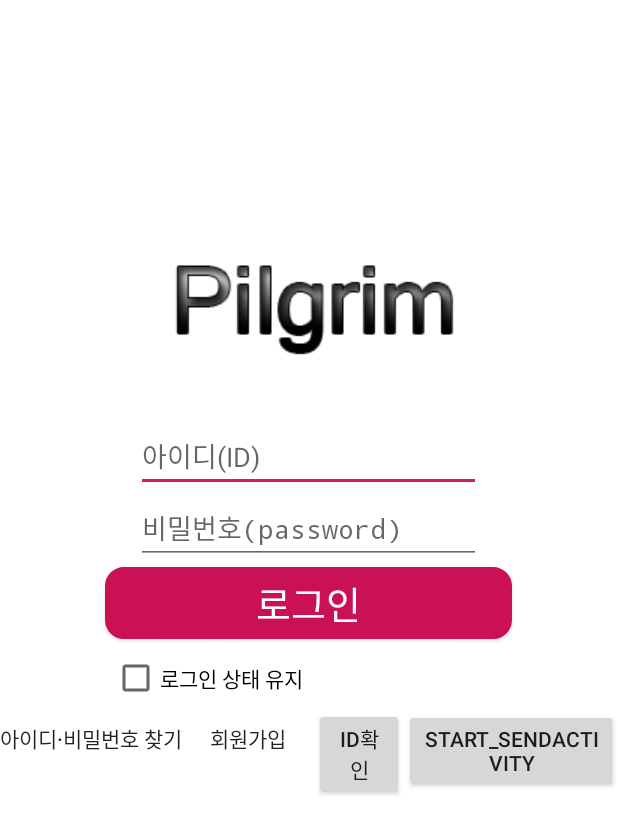
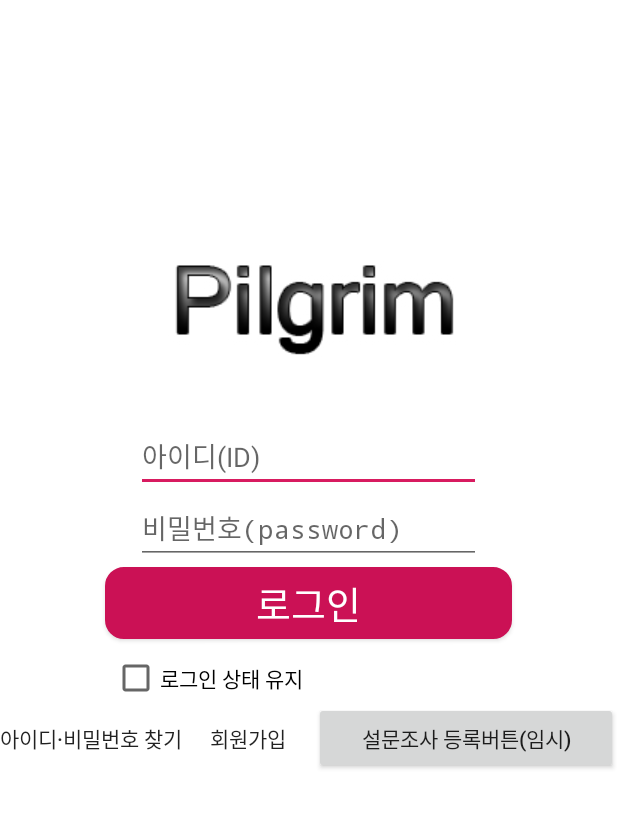
Before and after one commit to Hyeung-Seok-Jeon/Pilgrim, an Android app: the screen it shows after launch (login), on a phone screen of 412 x 824 dp. Shown: the top 834 px of the screen. Run offline under Robolectric (Android 15) with nearby library versions, the phone set to English and light mode, and no system bars; pictures from the network do not load; 1 statement that could not run was skipped.

Commit message:
add backup2

```diff
--- a/app/src/main/AndroidManifest.xml
+++ b/app/src/main/AndroidManifest.xml
@@ -32,6 +32,7 @@
             </intent-filter>
         </service>
 
+        <activity android:name=".WorkService.SurveyActivity"/>
         <activity android:name=".Survey" />
         <activity android:name=".ManagerMode" />
         <activity android:name=".IdOrPwdSearch" />
--- a/app/src/main/java/com/example/pilgrim/WorkService/FcmSendPushTest.java
+++ b/app/src/main/java/com/example/pilgrim/WorkService/FcmSendPushTest.java
@@ -66,6 +66,7 @@ public class FcmSendPushTest extends AppCompatActivity {
             JSONArray idArray = new JSONArray();
 
             idArray.put(0, regId);
+//            idArray.put(1,regId);
             requestData.put("registration_ids", idArray);
         } catch (Exception e) {
             e.printStackTrace();
--- a/app/src/main/java/com/example/pilgrim/WorkService/IdOkActivity.java
+++ b/app/src/main/java/com/example/pilgrim/WorkService/IdOkActivity.java
@@ -28,7 +28,7 @@ public class IdOkActivity extends AppCompatActivity {
 
         FirebaseInstanceId.getInstance().getInstanceId().addOnSuccessListener(this, new OnSuccessListener<InstanceIdResult>() {
             @Override
-            public void onSuccess(InstanceIdResult result) {
+            public void onSuccess(InstanceIdResult result) { // Intro onCreate에 동일 코드 있음, TAG명 FCM_TEST로 확인
                 String newToken = result.getToken();
 
                 println("등록 id : " + newToken);
--- a/app/src/main/java/com/example/pilgrim/WorkService/SurveyActivity.java
+++ b/app/src/main/java/com/example/pilgrim/WorkService/SurveyActivity.java
@@ -7,6 +7,7 @@ import android.view.animation.Animation;
 import android.view.animation.AnimationUtils;
 import android.widget.ImageView;
 import android.widget.TextView;
+import android.widget.Toast;
 
 import androidx.appcompat.app.AppCompatActivity;
 import androidx.core.app.NotificationManagerCompat;
@@ -47,6 +48,7 @@ public class SurveyActivity extends AppCompatActivity {
     }
 
     public void onSurvey_Enrollment(View v) {
+        if (timerThread != null) {
             timerThread.interrupt();
             TextView timeResultText = findViewById(R.id.Time_OutputTextView);
             ImageView clock_img = findViewById(R.id.watch_img);
@@ -63,6 +65,9 @@ public class SurveyActivity extends AppCompatActivity {
 //        myApplication.setsTime(parsed_date[1]);
             timeResultText.setText(parsed_data[0] + "분," + parsed_data[1] + " 초");
             new MBoxFunUtil(this, parsed_data);
+        } else {
+            Toast.makeText(this, "진행중인 설문조사가 없습니다.", Toast.LENGTH_SHORT).show();
+        }
     }
 
     public void onCreateSurvey(View v) {
--- a/app/src/main/res/layout/login.xml
+++ b/app/src/main/res/layout/login.xml
@@ -87,19 +87,11 @@
             android:text="회원가입" />
 
         <Button
-            android:id="@+id/dumpBtn"
-            android:layout_width="wrap_content"
-            android:layout_height="wrap_content"
-            android:layout_weight="1"
-            android:onClick="dumpBtn"
-            android:text="ID확인" />
-
-        <Button
             android:id="@+id/Start_SendActivity"
             android:layout_width="wrap_content"
             android:layout_height="wrap_content"
             android:layout_weight="1"
             android:onClick="Start_SendActivity"
-            android:text="Start_SendActivity" />
+            android:text="설문조사 등록버튼(임시)" />
     </LinearLayout>
 </LinearLayout>
```
Also changed, not shown: app/src/main/java/com/example/pilgrim/Intro.java (+15 -2 lines), app/src/main/java/com/example/pilgrim/UtilClass/NotiUtil.java (+4 -3 lines), app/src/main/java/com/example/pilgrim/WorkService/MyFBMessageService.java (+14 -10 lines). Lines whose indentation alone changed are shown as unchanged.
